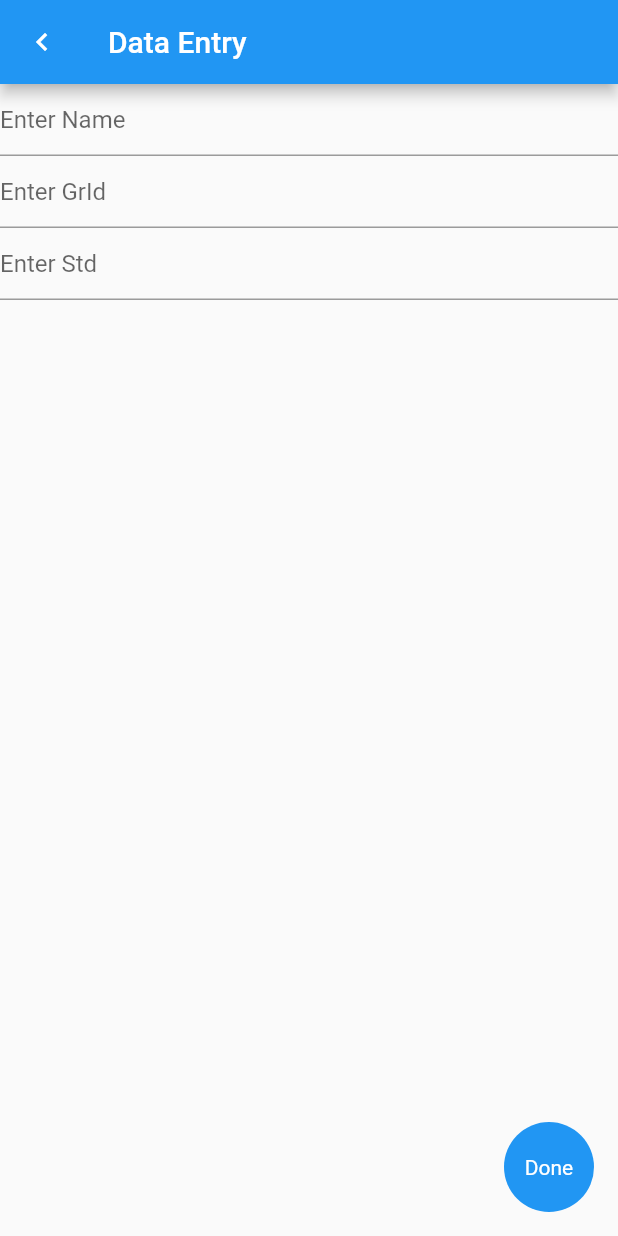
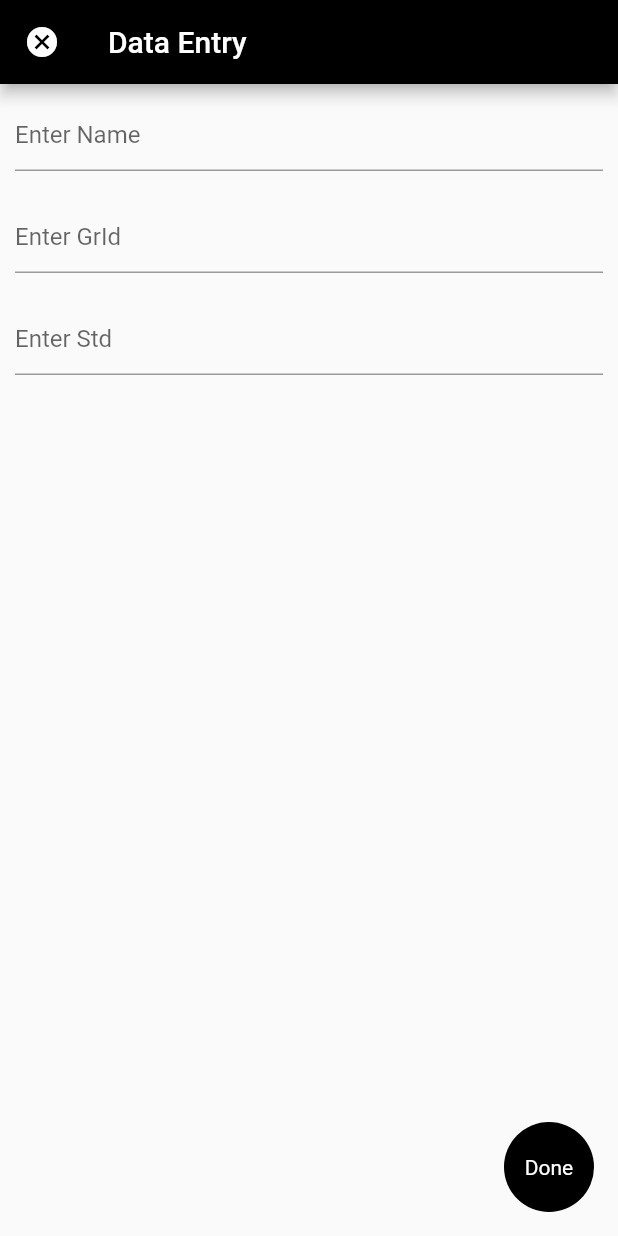
Before and after one commit to Jenil666/exam_10-2-23, a Flutter app: the DataEntry screen opened by its route, on a phone screen of 412 x 824 dp. Run offline on Flutter 3.47's test engine with Material 2 defaults, Android fonts, the light colour scheme and no system bars; our stand-ins replace google_fonts.

Commit message:
12-2-23 11:39

```diff
--- a/lib/Screens/DataEntry.dart
+++ b/lib/Screens/DataEntry.dart
@@ -42,20 +42,21 @@ class _DataEntryState extends State<DataEntry> {
                 alignment: Alignment.center,
                 child: Text("Done",style: TextStyle(color: Colors.white),),
                 decoration: BoxDecoration(
-                  color: Colors.blue,
+                  color: Colors.black,
                   borderRadius: BorderRadius.circular(80),
                 ),
               ),
             ),
           ),
       appBar: AppBar(
+        backgroundColor: Colors.black,
         title: Text("Data Entry"),
         leading: IconButton(onPressed: (){
           Navigator.pop(context);
           txtstd.clear();
           txtgr.clear();
           txtstd.clear();
-        }, icon: Icon(Icons.chevron_left_outlined)),
+        }, icon: Icon(Icons.cancel_sharp,color: Colors.white,)),
       ),
           body: Stack(
             children: [
@@ -68,22 +69,43 @@ class _DataEntryState extends State<DataEntry> {
   Widget entry() {
     return Column(
       children: [
-        TextField(
+        Container(
+          margin: EdgeInsets.all(10),
+          child: TextField(
+            cursorColor: Colors.black,
             controller: txtname,
             decoration: InputDecoration(
+                focusedBorder: UnderlineInputBorder(
+                  borderSide: BorderSide(color: Colors.black),
+                ),
               hintText: "Enter Name"
             ),
           ),
-        TextField(
+        ),
+        Container(
+          margin: EdgeInsets.all(10),
+          child: TextField(
+            cursorColor: Colors.black,
             controller: txtgr,
             decoration: InputDecoration(
-              hintText: "Enter GrId"
+                hintText: "Enter GrId",
+              focusedBorder: UnderlineInputBorder(
+                borderSide: BorderSide(color: Colors.black),
               ),
             ),
-        TextField(
+          ),
+        ),
+        Container(
+          margin: EdgeInsets.all(10),
+          child: TextField(
+            cursorColor: Colors.black,
             controller: txtstd,
             decoration: InputDecoration(
-              hintText: "Enter Std"
+                hintText: "Enter Std",
+              focusedBorder: UnderlineInputBorder(
+                borderSide: BorderSide(color: Colors.black),
+              ),
+            ),
           ),
         ),
       ],
--- a/lib/main.dart
+++ b/lib/main.dart
@@ -1,6 +1,3 @@
-
-
-
 import 'package:exam_feb_ten/Screens/1.Homescreen.dart';
 import 'package:exam_feb_ten/Screens/DataEntry.dart';
 import 'package:exam_feb_ten/Screens/Logo.dart';
```
Also changed, not shown: lib/Screens/1.Homescreen.dart (+32 -15 lines). Lines whose indentation alone changed are shown as unchanged.
